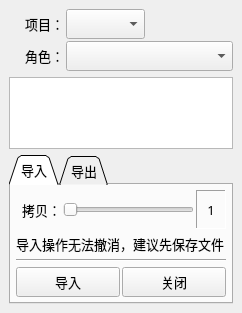
Before: the Qt Designer form commons/ui/motionLib.ui in lonegather/Barbarian, drawn with Qt 5.
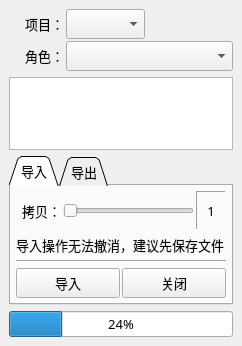
After: the same form once the commit is applied. The open tabs and pages were chosen to show the change.

```diff
--- a/commons/ui/motionLib.ui
+++ b/commons/ui/motionLib.ui
@@ -7,7 +7,7 @@
     <x>0</x>
     <y>0</y>
     <width>242</width>
-    <height>313</height>
+    <height>346</height>
    </rect>
   </property>
   <property name="font">
@@ -20,7 +20,7 @@
    <string>动作库</string>
   </property>
   <widget class="QWidget" name="centralwidget">
-   <layout class="QVBoxLayout" name="verticalLayout_2" stretch="0,0,0">
+   <layout class="QVBoxLayout" name="verticalLayout_2" stretch="0,0,0,0">
     <item>
      <layout class="QFormLayout" name="formLayout_2">
       <property name="horizontalSpacing">
@@ -554,6 +554,13 @@
       </widget>
      </widget>
     </item>
+    <item>
+     <widget class="QProgressBar" name="motionLibPB">
+      <property name="value">
+       <number>24</number>
+      </property>
+     </widget>
+    </item>
    </layout>
   </widget>
  </widget>
```
Left out of the diff: 35 changed lines with no effect on the pictures.
